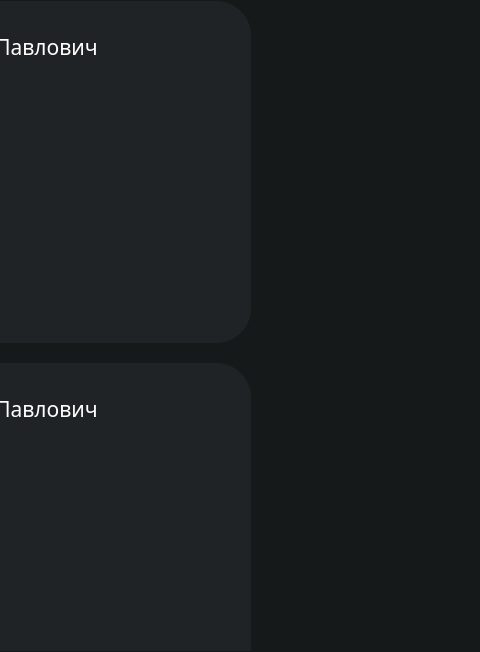
Before: the Qt Designer form VEDA-1/VEDA1.ui in kirikrus/VEDA-1.Global-app, drawn with Qt 5; both pictures show x 566 to 1046 and y 95 to 747 of the 1046 by 747 pixel window.
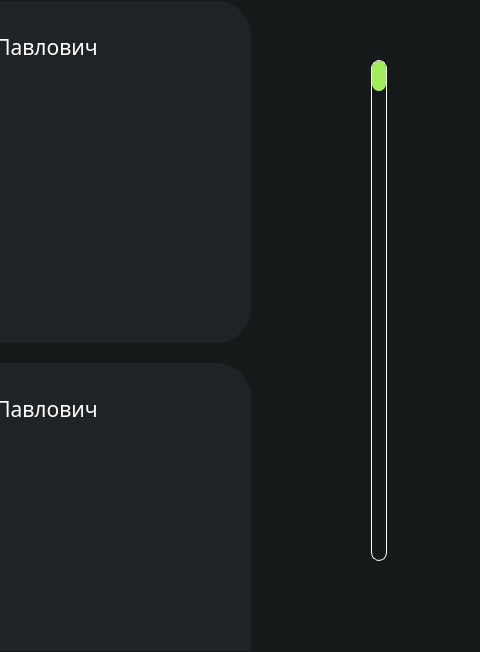
After: the same form once the commit is applied. The open tabs and pages were chosen to show the change. Icons and pictures are not drawn.

```diff
--- a/VEDA-1/VEDA1.ui
+++ b/VEDA-1/VEDA1.ui
@@ -5615,6 +5615,63 @@
          </layout>
         </widget>
        </widget>
+       <widget class="QScrollBar" name="verticalScrollBar_2">
+        <property name="geometry">
+         <rect>
+          <x>875</x>
+          <y>60</y>
+          <width>16</width>
+          <height>501</height>
+         </rect>
+        </property>
+        <property name="styleSheet">
+         <string notr="true">QScrollBar:vertical {
+	border: none;
+    background: transparent;
+    width: 14px;
+	border-radius: 8px;
+	border: 0.5px solid white
+ }
+
+/*  HANDLE BAR VERTICAL */
+QScrollBar::handle:vertical {	
+	background-color: #A3EC5A;
+	min-height: 30px;
+	border-radius: 7px;
+}
+
+QScrollBar::sub-line:vertical {
+	border: none;
+	background-color: none;
+	height: 0px;
+}
+
+QScrollBar::add-line:vertical {
+	border: none;
+	background-color: none;
+	height: 0px;
+}
+
+QScrollBar::up-arrow:vertical, QScrollBar::down-arrow:vertical {
+	background: none;
+}
+QScrollBar::add-page:vertical, QScrollBar::sub-page:vertical {
+	background: none;
+}</string>
+        </property>
+        <property name="maximum">
+         <number>100</number>
+        </property>
+        <property name="singleStep">
+         <number>1</number>
+        </property>
+        <property name="pageStep">
+         <number>1</number>
+        </property>
+        <property name="orientation">
+         <enum>Qt::Vertical</enum>
+        </property>
+       </widget>
       </widget>
      </widget>
      <zorder>frame_12</zorder>
```
Left out of the diff: 35 changed lines with no effect on the pictures.
